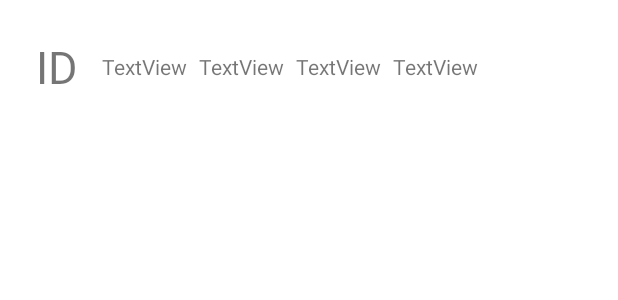
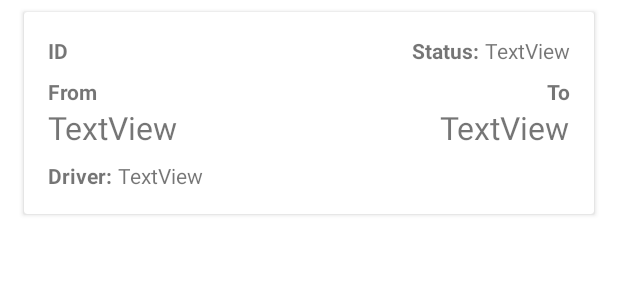
Before and after one commit to by3u20/appcw, an Android app: the layout custom_row_in_list_deliveries.xml on its own in the app's theme, with its tools: preview values and no code run, on a phone screen of 412 x 824 dp. Shown: the top 300 px of the screen. Run offline under Robolectric (Android 15) with nearby library versions, the phone set to English and light mode, and no system bars.

Commit message:
layout/custom_row_in_list_deliveries: refine design

```diff
--- a/app/src/main/res/layout/custom_row_in_list_deliveries.xml
+++ b/app/src/main/res/layout/custom_row_in_list_deliveries.xml
@@ -1,59 +1,108 @@
 <?xml version="1.0" encoding="utf-8"?>
-<androidx.constraintlayout.widget.ConstraintLayout xmlns:android="http://schemas.android.com/apk/res/android"
+<androidx.cardview.widget.CardView xmlns:android="http://schemas.android.com/apk/res/android"
     xmlns:app="http://schemas.android.com/apk/res-auto"
     xmlns:tools="http://schemas.android.com/tools"
     android:layout_width="match_parent"
     android:layout_height="wrap_content"
-    android:padding="24dp">
+    android:layout_marginHorizontal="16sp"
+    android:layout_marginVertical="8sp">
+
+    <androidx.constraintlayout.widget.ConstraintLayout
+        android:layout_width="match_parent"
+        android:layout_height="wrap_content"
+        android:padding="16sp">
+
+        <TextView
+            android:id="@+id/delivery_id_title"
+            android:layout_width="wrap_content"
+            android:layout_height="wrap_content"
+            android:text="@string/card_delivery_id_title"
+            android:textStyle="bold"
+            app:layout_constraintStart_toStartOf="parent"
+            app:layout_constraintTop_toTopOf="parent" />
 
         <TextView
             android:id="@+id/delivery_id_text_list"
             android:layout_width="wrap_content"
             android:layout_height="wrap_content"
-        android:text="ID"
-        android:textSize="30sp"
-        app:layout_constraintBottom_toBottomOf="parent"
-        app:layout_constraintStart_toStartOf="parent"
-        app:layout_constraintTop_toTopOf="parent" />
+            android:layout_marginStart="4dp"
+            app:layout_constraintBottom_toBottomOf="@+id/delivery_id_title"
+            app:layout_constraintStart_toEndOf="@+id/delivery_id_title" />
+
+        <TextView
+            android:id="@+id/delivery_status_title"
+            android:layout_width="wrap_content"
+            android:layout_height="wrap_content"
+            android:layout_marginEnd="4dp"
+            android:text="@string/card_delivery_status_title"
+            android:textStyle="bold"
+            app:layout_constraintEnd_toStartOf="@+id/delivery_status_text_list" />
 
         <TextView
             android:id="@+id/delivery_status_text_list"
             android:layout_width="wrap_content"
             android:layout_height="wrap_content"
-        android:layout_marginStart="16dp"
             android:text="TextView"
-        app:layout_constraintBottom_toBottomOf="@+id/delivery_from__text_list"
-        app:layout_constraintStart_toEndOf="@+id/delivery_id_text_list"
-        app:layout_constraintTop_toTopOf="@+id/delivery_from__text_list" />
+            app:layout_constraintEnd_toEndOf="parent"
+            app:layout_constraintTop_toTopOf="parent" />
+
+        <TextView
+            android:id="@+id/delivery_from_title"
+            android:layout_width="wrap_content"
+            android:layout_height="wrap_content"
+            android:layout_marginTop="8dp"
+            android:text="@string/card_delivery_from_title"
+            android:textStyle="bold"
+            app:layout_constraintStart_toStartOf="@+id/delivery_id_title"
+            app:layout_constraintTop_toBottomOf="@+id/delivery_id_title" />
 
         <TextView
             android:id="@+id/delivery_from__text_list"
             android:layout_width="wrap_content"
             android:layout_height="wrap_content"
-        android:layout_marginStart="8dp"
             android:text="TextView"
-        app:layout_constraintBottom_toBottomOf="@+id/delivery_to__text_list"
-        app:layout_constraintStart_toEndOf="@+id/delivery_status_text_list"
-        app:layout_constraintTop_toTopOf="@+id/delivery_to__text_list" />
+            android:textSize="21sp"
+            app:layout_constraintStart_toStartOf="@+id/delivery_from_title"
+            app:layout_constraintTop_toBottomOf="@+id/delivery_from_title" />
+
+        <TextView
+            android:id="@+id/delivery_to_title"
+            android:layout_width="wrap_content"
+            android:layout_height="wrap_content"
+            android:layout_marginTop="8dp"
+            android:text="@string/card_delivery_to_title"
+            android:textStyle="bold"
+            app:layout_constraintEnd_toEndOf="@+id/delivery_status_text_list"
+            app:layout_constraintTop_toBottomOf="@+id/delivery_status_text_list" />
 
         <TextView
             android:id="@+id/delivery_to__text_list"
             android:layout_width="wrap_content"
             android:layout_height="wrap_content"
-        android:layout_marginStart="8dp"
             android:text="TextView"
-        app:layout_constraintBottom_toBottomOf="@+id/delivery_driver_text_list"
-        app:layout_constraintStart_toEndOf="@+id/delivery_from__text_list"
-        app:layout_constraintTop_toTopOf="@+id/delivery_driver_text_list" />
+            android:textSize="21sp"
+            app:layout_constraintEnd_toEndOf="@+id/delivery_to_title"
+            app:layout_constraintTop_toBottomOf="@+id/delivery_to_title" />
+
+        <TextView
+            android:id="@+id/delivery_driver_title"
+            android:layout_width="wrap_content"
+            android:layout_height="wrap_content"
+            android:layout_marginTop="8dp"
+            android:text="@string/card_delivery_driver_title"
+            android:textStyle="bold"
+            app:layout_constraintStart_toStartOf="@+id/delivery_id_title"
+            app:layout_constraintTop_toBottomOf="@+id/delivery_from__text_list" />
 
         <TextView
             android:id="@+id/delivery_driver_text_list"
             android:layout_width="wrap_content"
             android:layout_height="wrap_content"
-        android:layout_marginStart="8dp"
+            android:layout_marginStart="4dp"
             android:text="TextView"
-        app:layout_constraintBottom_toBottomOf="parent"
-        app:layout_constraintStart_toEndOf="@+id/delivery_to__text_list"
-        app:layout_constraintTop_toTopOf="parent" />
+            app:layout_constraintBottom_toBottomOf="@+id/delivery_driver_title"
+            app:layout_constraintStart_toEndOf="@+id/delivery_driver_title" />
 
     </androidx.constraintlayout.widget.ConstraintLayout>
+
+</androidx.cardview.widget.CardView>
--- a/app/src/main/res/layout/fragment_deliveries.xml
+++ b/app/src/main/res/layout/fragment_deliveries.xml
@@ -29,10 +29,9 @@
 
         <androidx.recyclerview.widget.RecyclerView
             android:id="@+id/deliveries_list"
-            android:layout_width="wrap_content"
+            android:layout_width="match_parent"
             android:layout_height="match_parent"
-            android:layout_gravity="center_horizontal"
-            android:paddingTop="30dp"/>
+            android:layout_gravity="center_horizontal" />
     </LinearLayout>
 
     <com.google.android.material.floatingactionbutton.FloatingActionButton
--- a/app/src/main/res/values/strings.xml
+++ b/app/src/main/res/values/strings.xml
@@ -17,7 +17,7 @@
     <string name="hello_second_fragment">Hello second fragment. Arg: %1$s</string>
     <string name="card_delivery_from_title">From</string>
     <string name="card_delivery_to_title">To</string>
-    <string name="card_delivery_status_title">Status</string>
+    <string name="card_delivery_status_title">Status:</string>
     <string name="add_new_data">Add New Data</string>
 
     <string-array name="delivery_status">
@@ -29,4 +29,6 @@
     </string-array>
     <!-- TODO: Remove or change this placeholder text -->
     <string name="hello_blank_fragment">Hello blank fragment</string>
+    <string name="card_delivery_id_title">ID</string>
+    <string name="card_delivery_driver_title">Driver:</string>
 </resources>
```
Lines whose indentation alone changed are shown as unchanged.
